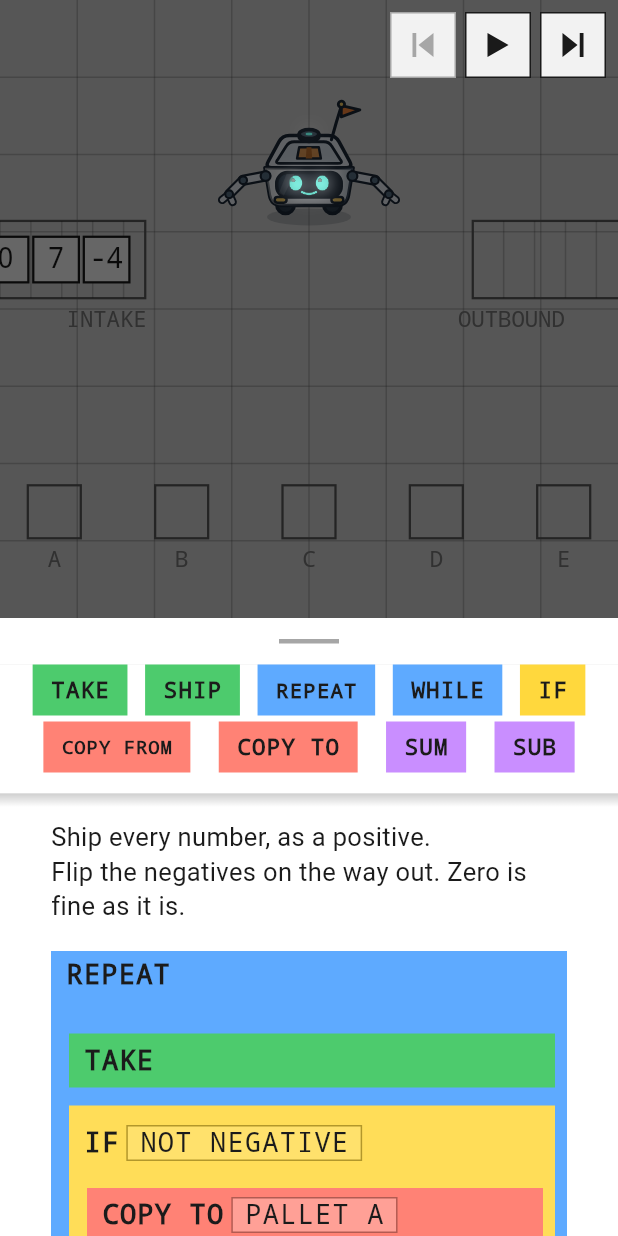
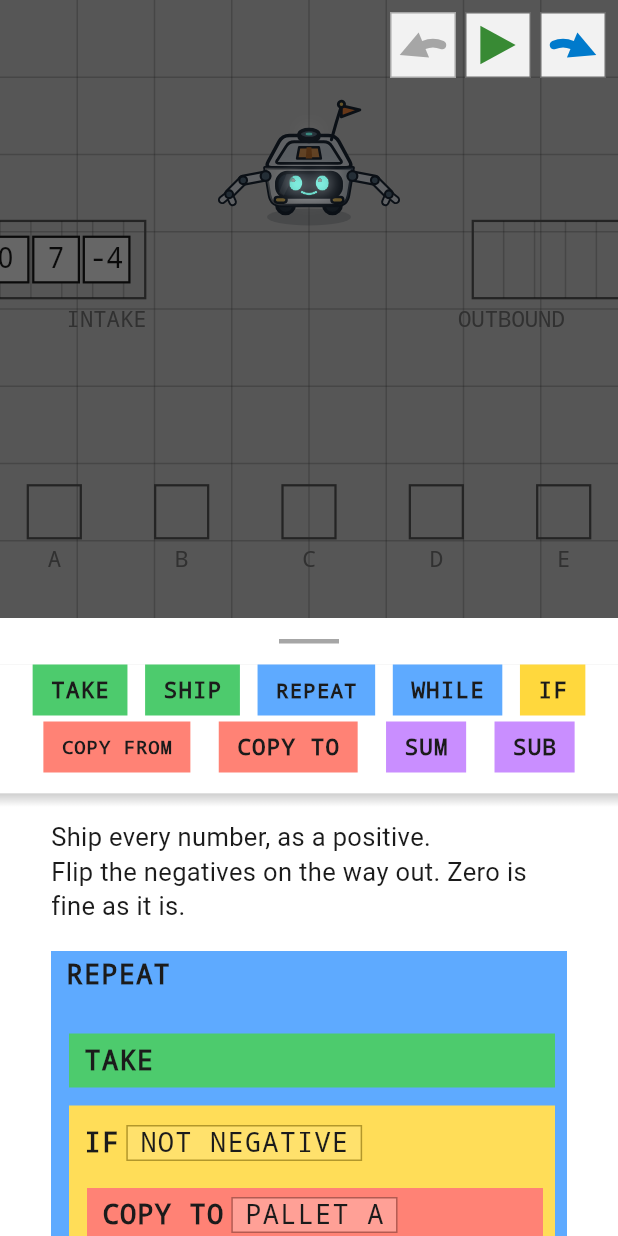
Before and after one commit to lander0s/employee-number-2, a Flutter app: the screen it shows after launch, after a tap on "NEGATIVE", on a phone screen of 412 x 824 dp. Run offline on Flutter 3.47's test engine with Material 3 defaults, Android fonts, the phone set to English and light mode, and no system bars; our stand-ins replace audioplayers, lottie.

Commit message:
improve controls

```diff
--- a/Experiments/GameplayUx/lib/ui/floor_pane.dart
+++ b/Experiments/GameplayUx/lib/ui/floor_pane.dart
@@ -18,6 +18,8 @@
 /// The control sits *beside* the bloom rather than inside it. Both are in this
 /// pane, and only one of them is part of the world.
 library;
+
+import 'dart:math' as math;
 
 import 'package:flutter/material.dart';
 
@@ -247,7 +249,13 @@ class _Control extends StatelessWidget {
   @override
   Widget build(BuildContext context) {
     final on = onTap != null;
-    final ink = on ? W.text : W.lineSoft;
+
+    // Colour says what the control *does*; the border says whether it does
+    // anything. Keeping those on separate features is what stops a disabled
+    // stop button from reading as a quieter shade of red - it goes grey
+    // outright, and grey is the one thing here that means nothing.
+    final ink = on ? glyph.ink : W.lineSoft;
+    final edge = on ? W.line : W.lineSoft;
 
     return Semantics(
       button: true,
@@ -263,13 +271,13 @@ class _Control extends StatelessWidget {
           alignment: Alignment.center,
           decoration: BoxDecoration(
             color: W.button,
-            border: Border.all(color: ink),
+            border: Border.all(color: edge),
           ),
           // Painted rather than set as a glyph, for the same reason as the
           // splitter's handle: at this size an icon font's built-in padding
           // fights the layout.
           child: CustomPaint(
-            size: const Size(16, 16),
+            size: Size.square(RunControls.height * glyph.box),
             painter: _RunGlyph(glyph: glyph, color: ink),
           ),
         ),
@@ -279,6 +287,30 @@ class _Control extends StatelessWidget {
 }
 
 enum _Glyph { play, pause, stop, prev, next }
+
+extension on _Glyph {
+  /// How much of the control this glyph's box takes.
+  ///
+  /// Not one number for all five. The tape-deck shapes are solid and square -
+  /// they use their box in both directions, and at much more than half the
+  /// button a filled triangle starts to look like a warning sign. The curved
+  /// arrows are wide and flat: they use their box in one direction, so a box
+  /// that gives them the same visual weight has to be bigger.
+  double get box => switch (this) {
+    _Glyph.prev || _Glyph.next => 0.86,
+    _Glyph.play || _Glyph.pause || _Glyph.stop => 0.58,
+  };
+
+  /// What this control does, in the colour a programmer already reads it in.
+  Color get ink => switch (this) {
+    _Glyph.play => W.runGo,
+    _Glyph.stop => W.runStop,
+    // Blue with the steps rather than green with play: pausing does not start
+    // anything, it moves you about inside a run, which is what blue is for
+    // here.
+    _Glyph.pause || _Glyph.prev || _Glyph.next => W.runStep,
+  };
+}
 
 /// The transport symbols, drawn rather than typed.
 class _RunGlyph extends CustomPainter {
@@ -296,10 +328,6 @@ class _RunGlyph extends CustomPainter {
 
     final w = size.width;
     final h = size.height;
-
-    // The bar on a step control, and the width left for its triangle.
-    const barW = 2.5;
-    const gap = 1.5;
 
     switch (glyph) {
       case _Glyph.play:
@@ -322,28 +350,99 @@ class _RunGlyph extends CustomPainter {
       case _Glyph.stop:
         canvas.drawRect(Rect.fromLTWH(1, 1, w - 2, h - 2), paint);
 
+      // Curved, like undo and redo, not the tape deck's skip-to-track. A
+      // program is a document being read back and forth, and a step is far
+      // closer to undo than to jumping a track: it moves *one* instruction,
+      // reversibly, and the trace it walks is a history. The two skip arrows
+      // said "go to the end", which is the one thing they do not do.
       case _Glyph.prev:
-        canvas.drawRect(Rect.fromLTWH(1, 0, barW, h), paint);
-        canvas.drawPath(
-          Path()
-            ..moveTo(w - 1, 0)
-            ..lineTo(1 + barW + gap, h / 2)
-            ..lineTo(w - 1, h)
-            ..close(),
-          paint,
-        );
+        _turn(canvas, size, paint, back: true);
 
       case _Glyph.next:
-        canvas.drawRect(Rect.fromLTWH(w - 1 - barW, 0, barW, h), paint);
-        canvas.drawPath(
-          Path()
-            ..moveTo(1, 0)
-            ..lineTo(w - 1 - barW - gap, h / 2)
-            ..lineTo(1, h)
-            ..close(),
-          paint,
-        );
+        _turn(canvas, size, paint, back: false);
     }
+  }
+
+  /// A shallow bow with a head on one end: undo and redo, mirrored.
+  ///
+  /// It was the top *half* of a circle, which is a small loop wherever you put
+  /// it - a half turn spends all its length on height, and height is the axis
+  /// with the least of it. [_sweep] spends the length on width instead.
+  ///
+  /// The tail is deliberately short of what the arc could be, and shorter than
+  /// looks right in isolation. A long tail is the part of an arrow that
+  /// carries no meaning - the head says which way - and it costs twice: the
+  /// head cannot have those dp, and because the glyph is centred on its own
+  /// ink, a tail trailing off one side pushes the head out to the other. The
+  /// head is now the larger half of the arrow and sits near the middle of the
+  /// button rather than against its edge.
+  ///
+  /// The cost of a flat arc is that the curve alone no longer says "back" - at
+  /// this angle it reads as a line with a bend - which is the other reason the
+  /// head is this size, and why it is set along the tangent rather than square
+  /// to the world.
+  static const _sweep = 45 * math.pi / 180;
+
+  static void _turn(
+    Canvas canvas,
+    Size size,
+    Paint fill, {
+    required bool back,
+  }) {
+    final s = size.width;
+    const half = _sweep / 2;
+
+    final chord = s * 0.32;
+    final r = chord / 2 / math.sin(half);
+    final stroke = s * 0.15;
+
+    // Anywhere; the whole thing is re-centred on its own ink below, so these
+    // only have to be right relative to each other.
+    final centre = Offset(s / 2, s / 2 + r * math.cos(half));
+    final from = -math.pi / 2 - half;
+    final arc = Path()
+      ..addArc(Rect.fromCircle(center: centre, radius: r), from, _sweep);
+
+    // The head sits at the end the arrow travels *to*, pointing along the
+    // tangent there - reversed, because it is arriving rather than leaving.
+    final at = back ? from : from + _sweep;
+    final tip = centre + Offset(math.cos(at), math.sin(at)) * r;
+    final along = back
+        ? Offset(math.sin(at), -math.cos(at))
+        : Offset(-math.sin(at), math.cos(at));
+    final across = Offset(-along.dy, along.dx);
+
+    final length = s * 0.46;
+    final width = s * 0.24;
+    final head = Path()
+      ..moveTo(tip.dx + along.dx * length, tip.dy + along.dy * length)
+      ..lineTo(tip.dx + across.dx * width, tip.dy + across.dy * width)
+      ..lineTo(tip.dx - across.dx * width, tip.dy - across.dy * width)
+      ..close();
+
+    // Centred on what is actually drawn, not on the arc's geometry. The head
+    // hangs off one end only, so the ink is lopsided by most of a head length
+    // - which is exactly the amount the glyph used to sit off to one side, and
+    // is unfixable by choosing better angles. Inflated by half the stroke,
+    // since a path's bounds are its centreline.
+    final ink = arc
+        .getBounds()
+        .inflate(stroke / 2)
+        .expandToInclude(head.getBounds());
+
+    canvas.save();
+    canvas.translate(s / 2 - ink.center.dx, size.height / 2 - ink.center.dy);
+    canvas.drawPath(
+      arc,
+      Paint()
+        ..color = fill.color
+        ..style = PaintingStyle.stroke
+        ..strokeWidth = stroke
+        ..strokeCap = StrokeCap.round
+        ..isAntiAlias = true,
+    );
+    canvas.drawPath(head, fill);
+    canvas.restore();
   }
 
   @override
--- a/Experiments/GameplayUx/lib/ui/wireframe.dart
+++ b/Experiments/GameplayUx/lib/ui/wireframe.dart
@@ -134,6 +134,27 @@ abstract final class W {
   /// thing out there that moves and the eye should find it first.
   static const floorPackage = Color(0xFFFFFFFF);
 
+  // ------------------------------------------------------------- transport
+  //
+  // The run controls are the other place colour survives the wireframe, and
+  // for the same reason the command families do: it carries meaning. Green
+  // starts, red ends, blue moves you around inside - a set every programmer
+  // already knows, so it does not have to be learned here.
+  //
+  // These are VS Code's *light* debug icon colours, not its dark ones. The
+  // familiar values are tuned for a dark toolbar and score under 2:1 on a
+  // near-white button; these are the same palette's answer for a light one.
+  // Measured against [button], the face they sit on, in colour_test.dart.
+
+  /// 3.87:1. `debugIcon.restartForeground`.
+  static const runGo = Color(0xFF388A34);
+
+  /// 6.70:1. `debugIcon.stopForeground`.
+  static const runStop = Color(0xFFA1260D);
+
+  /// 4.03:1. `debugIcon.continueForeground`, used here for the two steps.
+  static const runStep = Color(0xFF007ACC);
+
   /// A failed shift, and text on it. Shared with the page's own delete
   /// backdrop, which is the same idea: this went wrong.
   ///
```
Also changed, not shown: 1 other file.
